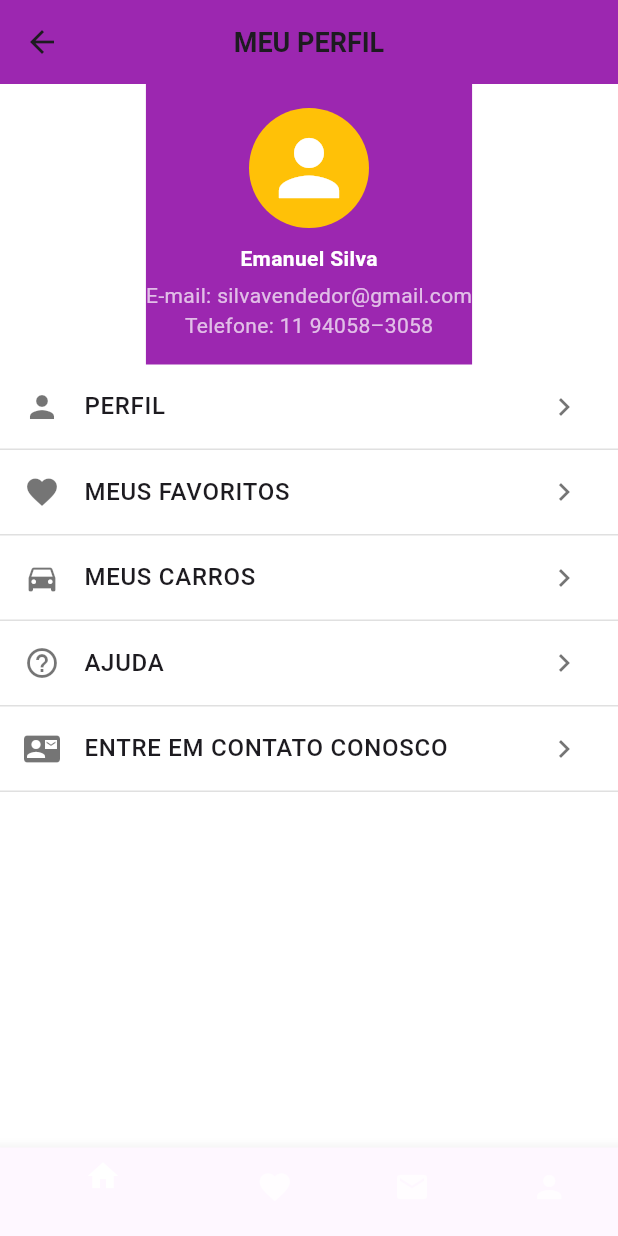
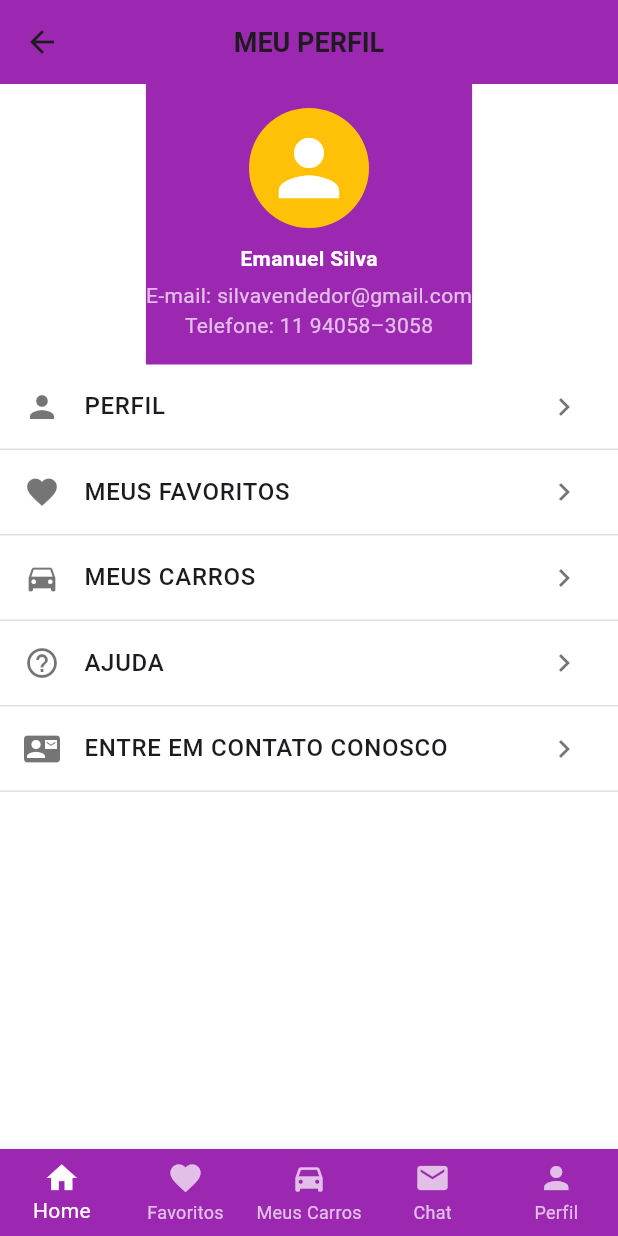
Before and after one commit to RaphaMitter/loja_nbp, a Flutter app: the PerfilPage screen opened directly, on a phone screen of 412 x 824 dp. Run offline on Flutter 3.47's test engine with Material 3 defaults, Android fonts, the phone set to English and light mode, and no system bars.

Commit message:
Perfil_barra_atualizada.0.0.1

```diff
--- a/lib/perfil.dart
+++ b/lib/perfil.dart
@@ -4,6 +4,9 @@ import 'contatos.dart'; // Importar a tela ContatoPage
 import 'editarPerfil.dart'; // Importar a tela EditProfileScreen (do arquivo editarPerfil.dart)
 import 'chat.dart';
 import 'ajuda.dart';
+import 'perfil.dart';
+import 'favoritos.dart';
+import 'meusCarros.dart';
 
 class PerfilPage extends StatelessWidget {
   @override
@@ -86,30 +89,90 @@ class PerfilPage extends StatelessWidget {
           ),
         ],
       ),
-      bottomNavigationBar: BottomNavigationBar(
+
+     bottomNavigationBar: BottomNavigationBar(
+        backgroundColor: Colors.purple,
+        type: BottomNavigationBarType.fixed,
         selectedItemColor: Colors.white,
         unselectedItemColor: Colors.white70,
-        backgroundColor: Colors.purple,
         items: [
           BottomNavigationBarItem(
-            icon: Icon(Icons.home),
-            label: '',
+
+            icon: GestureDetector(
+              onTap: () {
+                Navigator.push(
+                  context,
+                  MaterialPageRoute(builder: (context) => PrincipalUm()),
+                );
+              },
+              child: Icon(Icons.home),
+
+              ),
+               label: 'Home',
           ),
+
           BottomNavigationBarItem(
-            icon: Icon(Icons.favorite),
-            label: '',
+            icon: GestureDetector(
+              onTap: () {
+                Navigator.push(
+                  context,
+                  MaterialPageRoute(builder: (context) => FavoritosPage()),
+                );
+              },
+              child: Icon(Icons.favorite),
+
+              ),
+               label: 'Favoritos',
           ),
+
           BottomNavigationBarItem(
-            icon: Icon(Icons.mail),
-            label: '',
+            icon: GestureDetector(
+              onTap: () {
+                Navigator.push(
+                  context,
+                  MaterialPageRoute(builder: (context) => MeusCarrosScreen()),
+                );
+              },
+              child: Icon(Icons.directions_car),
+
+              ),
+               label: 'Meus Carros',
           ),
+
+
           BottomNavigationBarItem(
-            icon: Icon(Icons.person),
-            label: '',
+            icon: GestureDetector(
+              onTap: () {
+                Navigator.push(
+                  context,
+                  MaterialPageRoute(builder: (context) => ChatScreen()),
+                );
+              },
+              child: Icon(Icons.mail),
+
+              ),
+               label: 'Chat',
           ),
+
+          BottomNavigationBarItem(
+              icon: GestureDetector(
+              onTap: () {
+                Navigator.push(
+                  context,
+                  MaterialPageRoute(builder: (context) => PerfilPage()),
+                );
+              },
+              child: Icon(Icons.person),
+
+              ),
+               label: 'Perfil',
+          ),
+
+
         ],
       ),
     );
+
   }
 
   Widget _buildListItem(IconData icon, String title, {Function()? onTap}) {
```
